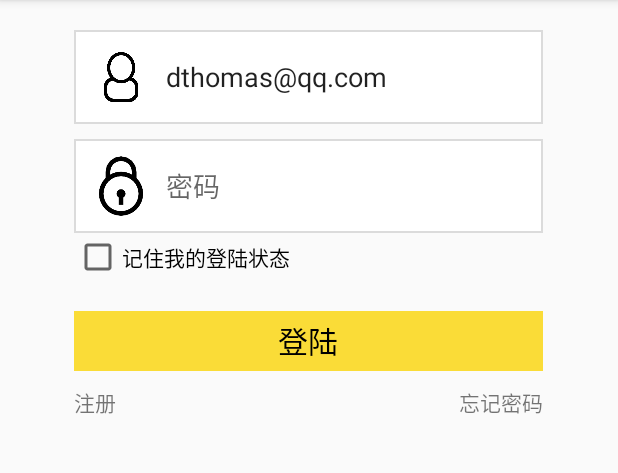
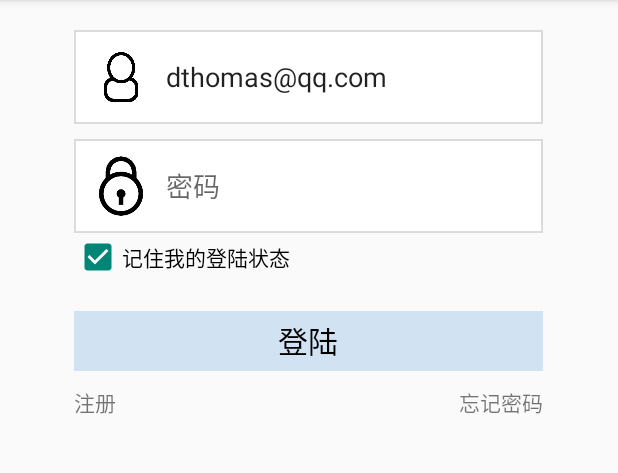
Before and after one commit to SyncShinee/BUAAMOOC, an Android app: the fragment LoginFragment shown on its own in the app's theme, after a tap on "登陆", on a phone screen of 412 x 824 dp, the part 84-557 px from its top. Run offline under Robolectric (Android 15) with nearby library versions, the light colour scheme and no system bars; 5 statements that could not run were skipped.

Commit message:
fix #2
Finish auto-login function.
Next work is to get course list.

```diff
--- a/app/src/main/java/cn/edu/buaamooc/fragment/LoginFragment.java
+++ b/app/src/main/java/cn/edu/buaamooc/fragment/LoginFragment.java
@@ -7,6 +7,7 @@ import android.util.Log;
 import android.view.LayoutInflater;
 import android.view.View;
 import android.view.ViewGroup;
+import android.widget.CheckBox;
 import android.widget.TextView;
 
 import cn.edu.buaamooc.R;
@@ -57,6 +58,11 @@ public class LoginFragment extends Fragment {
     public void login(){
         String username = ((TextView) layout.findViewById(R.id.usernameText)).getText().toString();
         String password = ((TextView) layout.findViewById(R.id.passwordText)).getText().toString();
-        new Login(username,password).setContext(activity).login();
+        Login login = new Login(username,password).setContext(activity);
+        CheckBox rememberMe = (CheckBox) layout.findViewById(R.id.checkbox_login_rememberMe);
+        if (rememberMe.isChecked()) {
+            login.setRememberMe();
+        }
+        login.login();
     }
 }
--- a/app/src/main/java/cn/edu/buaamooc/tools/Login.java
+++ b/app/src/main/java/cn/edu/buaamooc/tools/Login.java
@@ -2,6 +2,7 @@ package cn.edu.buaamooc.tools;
 
 import android.annotation.SuppressLint;
 import android.content.Context;
+import android.content.SharedPreferences;
 import android.os.Handler;
 import android.os.Message;
 import android.widget.Toast;
@@ -10,12 +11,15 @@ import org.json.JSONArray;
 import org.json.JSONException;
 import org.json.JSONObject;
 
+import cn.edu.buaamooc.activity.MoocMainActivity;
+
 /**
  * Created by dt on 2015/11/2.
  */
 public class Login {
     private String username;
     private String password;
+    private boolean rememberMe;
 
     private JSONObject resultJsonObject;
     private Handler mHandler; //用于处理实现登陆函数的线程返回的数据
@@ -25,12 +29,17 @@ public class Login {
     private JSONArray allCourseArray;
     private JSONArray myCourseArray;
 
+
+    private JSONObject myCourse;
+
     private Context mContext;
 
-    public Login(String username, String password) {
+    public Login(final String username, final String password) {
         this.username = username;
         this.password = password;
+        rememberMe = false;
         resultJsonObject = new JSONObject();
+
 
         mHandler=new Handler(){
             @SuppressLint("HandlerLeak")
@@ -38,22 +47,20 @@ public class Login {
             public void handleMessage(Message msg) {
                 if(msg.what==0x111){
                     //登录成功，获取已选课程和全部课程
+                    Toast.makeText(mContext, "登陆成功",Toast.LENGTH_SHORT).show();
+                    //更新MoocMainActivity中的ViewPager中的第三个fragment，变为CourseListFragment
                     mHandler1=new Handler(){
                         @Override
                         public void handleMessage(Message msg) {
                             if(msg.what==0x111){
-                                MOOCConnection mooc = new MOOCConnection() ;
-                                allCourseArray = mooc.MOOCCourses();
-                                //获取全部课程
 
-                                JSONObject myCourse = mooc.MOOCGetCourseEnrollment();
                                 try {
                                     boolean status = !myCourse.isNull("status") && myCourse.getBoolean("status");
                                     if (status){
                                         myCourseArray = myCourse.getJSONArray("enrollment");
+                                        ((MoocMainActivity) mContext).refreshLoginInfo(true);
                                     }
                                     //获取已选课程
-                                    Toast.makeText(mContext, "登陆成功",Toast.LENGTH_SHORT).show();
                                 } catch (JSONException e) {
                                     e.printStackTrace();
                                 }
@@ -75,6 +82,19 @@ public class Login {
                         new Thread(new Runnable() {
                             @SuppressLint("HandlerLeak")
                             public void run() {
+                                MOOCConnection mooc = new MOOCConnection() ;
+                                allCourseArray = mooc.MOOCCourses();
+                                //获取全部课程
+                                myCourse = mooc.MOOCGetCourseEnrollment();
+
+                                if (rememberMe){
+                                    SharedPreferences loginInfo = mContext.getSharedPreferences("loginInfo",Context.MODE_PRIVATE);
+                                    SharedPreferences.Editor loginEditor = loginInfo.edit();
+                                    loginEditor.putString("username", username);
+                                    loginEditor.putString("password", password);
+                                    loginEditor.apply();
+                                }
+
                                 Message m=new Message();
                                 m.what=0x111;
                                 mHandler1.sendMessage(m);   //发送成功信息
@@ -98,6 +118,11 @@ public class Login {
 
     public Login setContext(Context mContext){
         this.mContext = mContext;
+        return this;
+    }
+
+    public Login setRememberMe(){
+        rememberMe = true;
         return this;
     }
 
--- a/app/src/main/res/layout/fragment_login.xml
+++ b/app/src/main/res/layout/fragment_login.xml
@@ -106,7 +106,8 @@
         android:id="@+id/checkbox_login_rememberMe"
         android:layout_below="@+id/frame_login_password"
         android:layout_alignLeft="@+id/frame_login_password"
-        android:layout_alignStart="@+id/frame_login_password"/>
+        android:layout_alignStart="@+id/frame_login_password"
+        android:checked="true"/>
 
     <TextView
         android:layout_width="wrap_content"
@@ -122,7 +123,7 @@
         android:minHeight="40dp"
         android:gravity="center"
         android:layout_marginTop="20dp"
-        android:background="@color/colorMainbgGolden"
+        android:background="@color/colorBgLightBlue"
         android:textSize="20sp"
         android:textColor="@color/colorBlack"/>
 
--- a/app/src/main/res/values/colors.xml
+++ b/app/src/main/res/values/colors.xml
@@ -12,4 +12,5 @@
     <color name="colorTab">#FAE682</color>
     <color name="colorSkybule">#87CEFF</color>
     <color name="colorLightblue">#B0E2FF</color>
+    <color name="colorBgLightBlue">#D1E3F3</color>
 </resources>
```
Also changed, not shown: app/src/main/java/cn/edu/buaamooc/activity/MoocMainActivity.java (+51 -45 lines), app/src/main/java/cn/edu/buaamooc/tools/MOOCConnection.java (+125 -123 lines), app/src/main/res/layout/activity_mooc_main.xml (+6 -5 lines).
